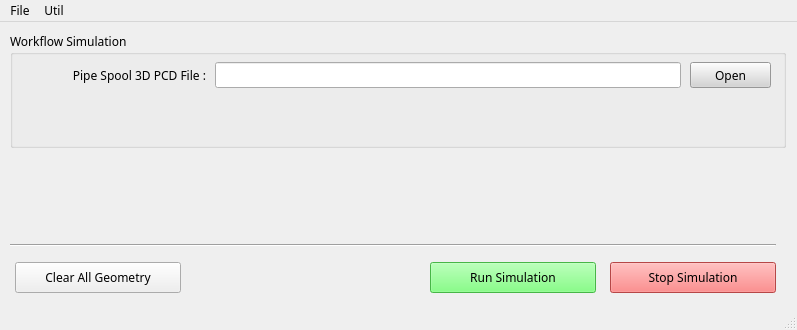
The window that python/manager/manager.ui (yes89929/flame_robotics_drt---pdm) describes before a commit, drawn with Qt 5.
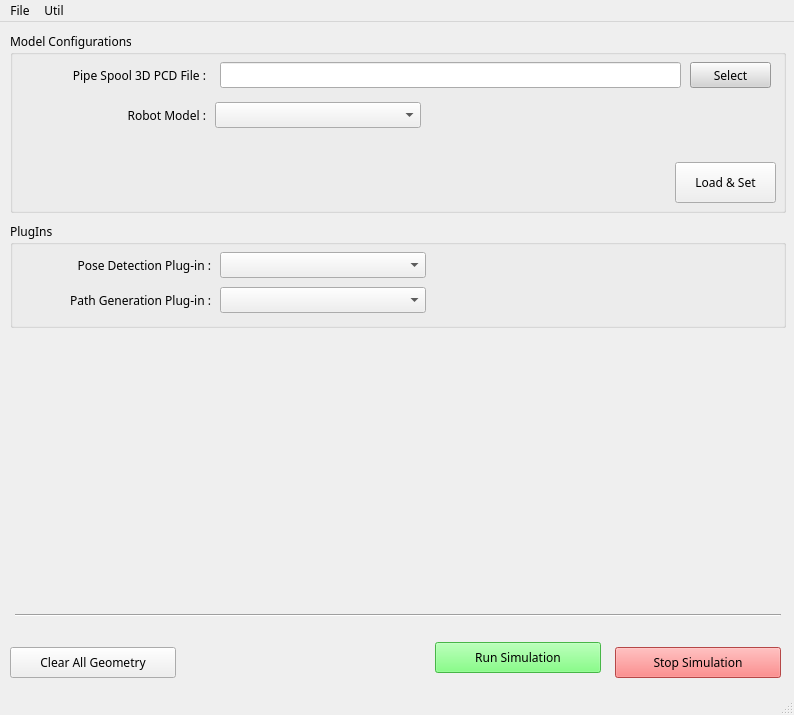
The same window after the commit. Icons and pictures are not drawn.

Commit message: apply urdf model

Patch:
```diff
--- a/python/manager/manager.ui
+++ b/python/manager/manager.ui
@@ -7,8 +7,8 @@
    <rect>
     <x>0</x>
     <y>0</y>
-    <width>797</width>
-    <height>330</height>
+    <width>794</width>
+    <height>715</height>
    </rect>
   </property>
   <property name="font">
@@ -36,11 +36,11 @@
       <x>10</x>
       <y>10</y>
       <width>776</width>
-      <height>116</height>
+      <height>181</height>
      </rect>
     </property>
     <property name="title">
-     <string>Workflow Simulation</string>
+     <string>Model Configurations</string>
     </property>
     <widget class="QLabel" name="label">
      <property name="geometry">
@@ -61,9 +61,9 @@
     <widget class="QLineEdit" name="edit_pcd_file">
      <property name="geometry">
       <rect>
-       <x>205</x>
+       <x>210</x>
        <y>30</y>
-       <width>466</width>
+       <width>461</width>
        <height>26</height>
       </rect>
      </property>
@@ -90,15 +90,62 @@
 background-color: rgb(212, 212, 212);</string>
      </property>
      <property name="text">
-      <string>Open</string>
+      <string>Select</string>
+     </property>
+    </widget>
+    <widget class="QLabel" name="label_2">
+     <property name="geometry">
+      <rect>
+       <x>70</x>
+       <y>70</y>
+       <width>126</width>
+       <height>26</height>
+      </rect>
+     </property>
+     <property name="text">
+      <string>Robot Model :</string>
+     </property>
+     <property name="alignment">
+      <set>Qt::AlignRight|Qt::AlignTrailing|Qt::AlignVCenter</set>
+     </property>
+    </widget>
+    <widget class="QComboBox" name="select_robot_model">
+     <property name="geometry">
+      <rect>
+       <x>205</x>
+       <y>70</y>
+       <width>206</width>
+       <height>26</height>
+      </rect>
+     </property>
+    </widget>
+    <widget class="QPushButton" name="btn_stop_simulation_2">
+     <property name="geometry">
+      <rect>
+       <x>665</x>
+       <y>130</y>
+       <width>101</width>
+       <height>41</height>
+      </rect>
+     </property>
+     <property name="font">
+      <font>
+       <family>NanumSquare</family>
+      </font>
+     </property>
+     <property name="styleSheet">
+      <string notr="true"/>
+     </property>
+     <property name="text">
+      <string>Load &amp;&amp; Set</string>
      </property>
     </widget>
    </widget>
    <widget class="QPushButton" name="btn_run_simulation">
     <property name="geometry">
      <rect>
-      <x>430</x>
-      <y>240</y>
+      <x>435</x>
+      <y>620</y>
       <width>166</width>
       <height>31</height>
      </rect>
@@ -123,8 +170,8 @@
    <widget class="QPushButton" name="btn_stop_simulation">
     <property name="geometry">
      <rect>
-      <x>610</x>
-      <y>240</y>
+      <x>615</x>
+      <y>625</y>
       <width>166</width>
       <height>31</height>
      </rect>
@@ -149,8 +196,8 @@
    <widget class="Line" name="line">
     <property name="geometry">
      <rect>
-      <x>10</x>
-      <y>215</y>
+      <x>15</x>
+      <y>585</y>
       <width>766</width>
       <height>16</height>
      </rect>
@@ -162,8 +209,8 @@
    <widget class="QPushButton" name="btn_clear_all_geometry">
     <property name="geometry">
      <rect>
-      <x>15</x>
-      <y>240</y>
+      <x>10</x>
+      <y>625</y>
       <width>166</width>
       <height>31</height>
      </rect>
@@ -180,13 +227,78 @@
      <string>Clear All Geometry</string>
     </property>
    </widget>
+   <widget class="QGroupBox" name="groupBox">
+    <property name="geometry">
+     <rect>
+      <x>10</x>
+      <y>200</y>
+      <width>776</width>
+      <height>106</height>
+     </rect>
+    </property>
+    <property name="title">
+     <string>PlugIns</string>
+    </property>
+    <widget class="QComboBox" name="select_pg_plugin">
+     <property name="geometry">
+      <rect>
+       <x>210</x>
+       <y>65</y>
+       <width>206</width>
+       <height>26</height>
+      </rect>
+     </property>
+    </widget>
+    <widget class="QComboBox" name="select_pd_plugin">
+     <property name="geometry">
+      <rect>
+       <x>210</x>
+       <y>30</y>
+       <width>206</width>
+       <height>26</height>
+      </rect>
+     </property>
+    </widget>
+    <widget class="QLabel" name="label_3">
+     <property name="geometry">
+      <rect>
+       <x>20</x>
+       <y>30</y>
+       <width>181</width>
+       <height>26</height>
+      </rect>
+     </property>
+     <property name="text">
+      <string>Pose Detection Plug-in :</string>
+     </property>
+     <property name="alignment">
+      <set>Qt::AlignRight|Qt::AlignTrailing|Qt::AlignVCenter</set>
+     </property>
+    </widget>
+    <widget class="QLabel" name="label_4">
+     <property name="geometry">
+      <rect>
+       <x>10</x>
+       <y>65</y>
+       <width>191</width>
+       <height>26</height>
+      </rect>
+     </property>
+     <property name="text">
+      <string>Path Generation Plug-in :</string>
+     </property>
+     <property name="alignment">
+      <set>Qt::AlignRight|Qt::AlignTrailing|Qt::AlignVCenter</set>
+     </property>
+    </widget>
+   </widget>
   </widget>
   <widget class="QMenuBar" name="menubar">
    <property name="geometry">
     <rect>
      <x>0</x>
      <y>0</y>
-     <width>797</width>
+     <width>794</width>
      <height>24</height>
     </rect>
    </property>
```
The commit also changes 9 other files.
